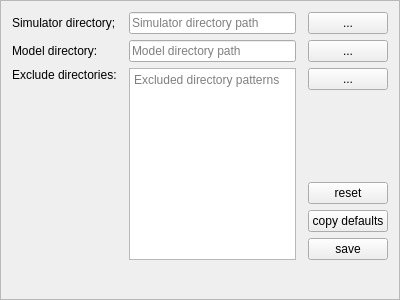
swift-project/pilotclient, file src/blackgui/components/settingssimulatorbasicscomponent.ui: the form before one commit.
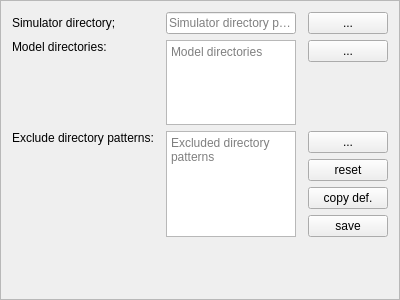
The form after the commit. Custom widgets are drawn as their Qt base class.

Commit message: refs #676, adjusted GUI to support 1..n model directories

```diff
--- a/src/blackgui/components/settingssimulatorbasicscomponent.ui
+++ b/src/blackgui/components/settingssimulatorbasicscomponent.ui
@@ -20,62 +20,51 @@
    <enum>QFrame::Raised</enum>
   </property>
   <layout class="QGridLayout" name="gridLayout">
-   <item row="4" column="4">
+   <item row="5" column="4">
     <widget class="QPushButton" name="pb_CopyDefaults">
+     <property name="toolTip">
+      <string>copy (materialize) defaults</string>
+     </property>
      <property name="text">
-      <string>copy defaults</string>
+      <string>copy def.</string>
      </property>
     </widget>
    </item>
-   <item row="1" column="4">
+   <item row="1" column="4" alignment="Qt::AlignTop">
     <widget class="QPushButton" name="pb_ModelFileDialog">
      <property name="text">
       <string>...</string>
      </property>
     </widget>
    </item>
-   <item row="1" column="2">
-    <widget class="QLineEdit" name="le_ModelDirectory">
-     <property name="placeholderText">
-      <string>Model directory path</string>
-     </property>
-    </widget>
-   </item>
-   <item row="2" column="0" alignment="Qt::AlignTop">
+   <item row="3" column="0" alignment="Qt::AlignTop">
     <widget class="QLabel" name="lbl_ExcludeDirectories">
      <property name="toolTip">
       <string>Excluded from model loading</string>
      </property>
      <property name="text">
-      <string>Exclude directories:</string>
+      <string>Exclude directory patterns:</string>
      </property>
     </widget>
    </item>
-   <item row="5" column="4">
-    <widget class="QPushButton" name="pb_Save">
+   <item row="0" column="4">
+    <widget class="QPushButton" name="pb_SimulatorFileDialog">
      <property name="text">
-      <string>save</string>
+      <string>...</string>
      </property>
     </widget>
    </item>
-   <item row="3" column="4">
+   <item row="4" column="4">
     <widget class="QPushButton" name="pb_Reset">
      <property name="text">
       <string>reset</string>
      </property>
     </widget>
    </item>
-   <item row="1" column="0">
+   <item row="1" column="0" alignment="Qt::AlignTop">
     <widget class="QLabel" name="lbl_ModelDirectory">
      <property name="text">
-      <string>Model directory:</string>
-     </property>
-    </widget>
-   </item>
-   <item row="2" column="4" alignment="Qt::AlignTop">
-    <widget class="QPushButton" name="pb_ExcludeFileDialog">
-     <property name="text">
-      <string>...</string>
+      <string>Model directories:</string>
      </property>
     </widget>
    </item>
@@ -86,6 +75,20 @@
      </property>
     </widget>
    </item>
+   <item row="6" column="4">
+    <widget class="QPushButton" name="pb_Save">
+     <property name="text">
+      <string>save</string>
+     </property>
+    </widget>
+   </item>
+   <item row="3" column="4" alignment="Qt::AlignTop">
+    <widget class="QPushButton" name="pb_ExcludeFileDialog">
+     <property name="text">
+      <string>...</string>
+     </property>
+    </widget>
+   </item>
    <item row="0" column="2">
     <widget class="QLineEdit" name="le_SimulatorDirectory">
      <property name="placeholderText">
@@ -93,7 +96,7 @@
      </property>
     </widget>
    </item>
-   <item row="2" column="2" rowspan="4">
+   <item row="3" column="2" rowspan="4">
     <widget class="QPlainTextEdit" name="pte_ExcludeDirectories">
      <property name="documentTitle">
       <string>Excluded directory patterns</string>
@@ -106,19 +109,19 @@
      </property>
     </widget>
    </item>
-   <item row="0" column="4">
-    <widget class="QPushButton" name="pb_SimulatorFileDialog">
-     <property name="text">
-      <string>...</string>
+   <item row="1" column="2">
+    <widget class="QPlainTextEdit" name="pte_ModelDirectories">
+     <property name="placeholderText">
+      <string>Model directories</string>
      </property>
     </widget>
    </item>
-   <item row="6" column="0" colspan="4" alignment="Qt::AlignRight">
+   <item row="7" column="0" colspan="4" alignment="Qt::AlignRight">
     <widget class="BlackGui::Components::CSimulatorSelector" name="comp_SimulatorSelector">
      <property name="minimumSize">
       <size>
        <width>175</width>
-       <height>0</height>
+       <height>25</height>
       </size>
      </property>
      <property name="lineWidth">
@@ -126,6 +129,22 @@
      </property>
     </widget>
    </item>
+   <item row="8" column="0">
+    <spacer name="vs_Footer">
+     <property name="orientation">
+      <enum>Qt::Vertical</enum>
+     </property>
+     <property name="sizeType">
+      <enum>QSizePolicy::Fixed</enum>
+     </property>
+     <property name="sizeHint" stdset="0">
+      <size>
+       <width>20</width>
+       <height>20</height>
+      </size>
+     </property>
+    </spacer>
+   </item>
   </layout>
  </widget>
  <customwidgets>
```
The commit also changes 2 other files.
